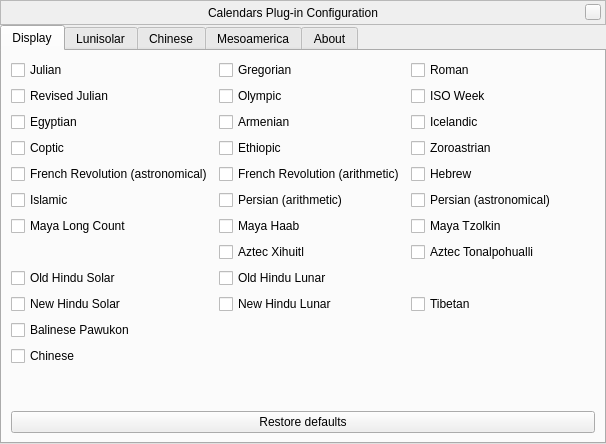
Old version of the form plugins/Calendars/src/gui/calendarsDialog.ui in the repository Stellarium/stellarium.
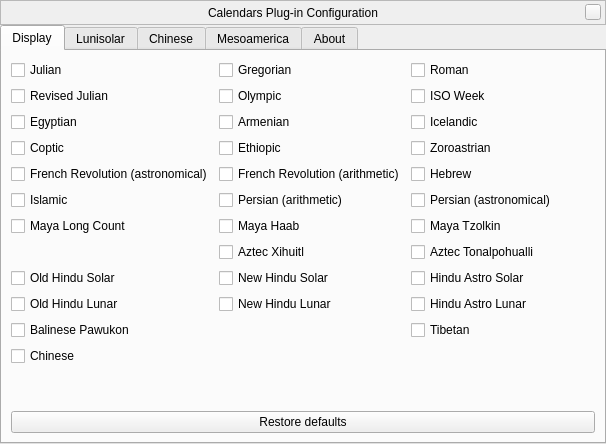
New version of the form. Icons and pictures are not drawn. Custom widgets are drawn as their Qt base class.

Commit message: Add New and Astronomical Hindu Calendars (incomplete!) - some test fail!

What changed in the file:
```diff
--- a/plugins/Calendars/src/gui/calendarsDialog.ui
+++ b/plugins/Calendars/src/gui/calendarsDialog.ui
@@ -196,13 +196,6 @@
            </property>
           </widget>
          </item>
-         <item row="9" column="0">
-          <widget class="QCheckBox" name="newHinduSolarCheckBox">
-           <property name="text">
-            <string comment="calendar">New Hindu Solar</string>
-           </property>
-          </widget>
-         </item>
          <item row="7" column="1">
           <widget class="QCheckBox" name="aztecXihuitlCheckBox">
            <property name="text">
@@ -252,13 +245,6 @@
            </property>
           </widget>
          </item>
-         <item row="8" column="1">
-          <widget class="QCheckBox" name="oldHinduLunarCheckBox">
-           <property name="text">
-            <string comment="calendar">Old Hindu Lunar</string>
-           </property>
-          </widget>
-         </item>
          <item row="6" column="0">
           <widget class="QCheckBox" name="mayaLCCheckBox">
            <property name="text">
@@ -350,13 +336,41 @@
            </property>
           </widget>
          </item>
-         <item row="9" column="2">
+         <item row="10" column="2">
           <widget class="QCheckBox" name="tibetanCheckBox">
            <property name="text">
             <string comment="calendar">Tibetan</string>
            </property>
           </widget>
          </item>
+         <item row="9" column="0">
+          <widget class="QCheckBox" name="oldHinduLunarCheckBox">
+           <property name="text">
+            <string>Old Hindu Lunar</string>
+           </property>
+          </widget>
+         </item>
+         <item row="8" column="1">
+          <widget class="QCheckBox" name="newHinduSolarCheckBox">
+           <property name="text">
+            <string>New Hindu Solar</string>
+           </property>
+          </widget>
+         </item>
+         <item row="8" column="2">
+          <widget class="QCheckBox" name="astroHinduSolarCheckBox">
+           <property name="text">
+            <string>Hindu Astro Solar</string>
+           </property>
+          </widget>
+         </item>
+         <item row="9" column="2">
+          <widget class="QCheckBox" name="astroHinduLunarCheckBox">
+           <property name="text">
+            <string>Hindu Astro Lunar</string>
+           </property>
+          </widget>
+         </item>
         </layout>
        </item>
        <item>
```
The commit also changes 16 other files.
